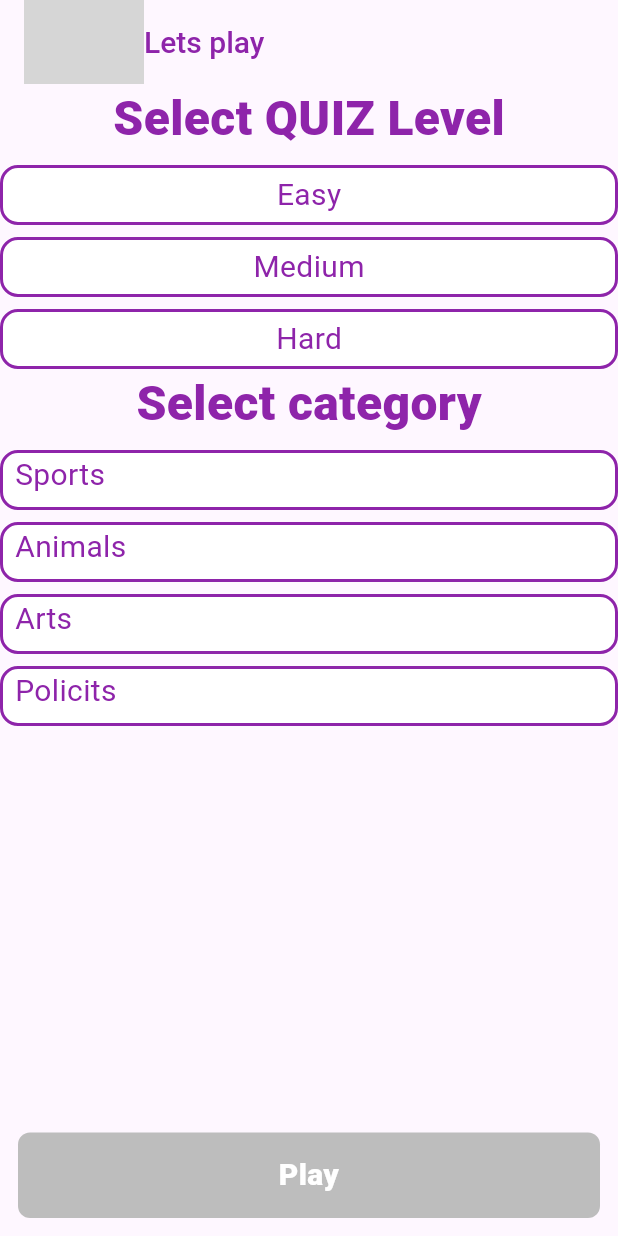
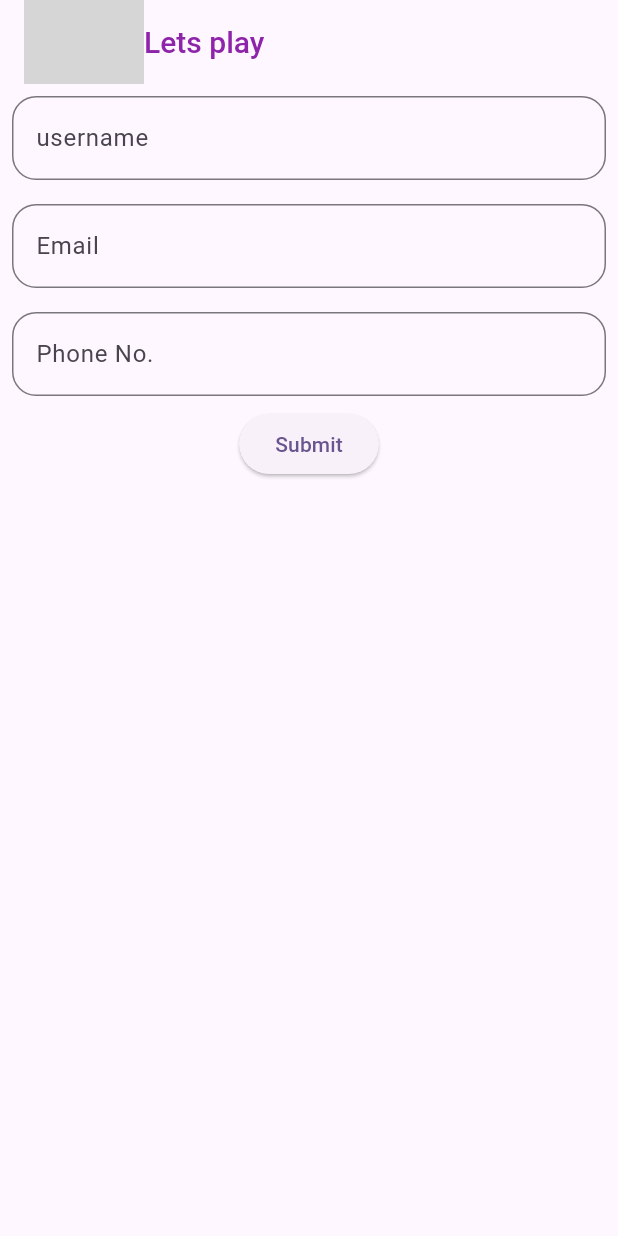
Before and after one commit to anisha00/Flutter_Quiz, a Flutter app: the screen it shows after launch, on a phone screen of 412 x 824 dp. Run offline on Flutter 3.47's test engine with Material 2 defaults, Android fonts, the phone set to English and light mode, and no system bars; grey boxes are pictures that could not be loaded.

Commit message:
third commit

```diff
--- a/quiz_app/lib/QuizProvider.dart
+++ b/quiz_app/lib/QuizProvider.dart
@@ -46,8 +46,8 @@ class QuizProvider with ChangeNotifier {
       _app_state = App_State.IS_LOADING;
       notifyListeners();
       var url = Uri.https('opentdb.com', '/api.php', {
-        'amount': '10',
-        'category': '21',
+        'amount': '20',
+        'category': '32',
         'difficulty': 'medium',
         'type': 'multiple'
       });
--- /dev/null
+++ b/quiz_app/lib/UserInfoScreen.dart
@@ -0,0 +1,111 @@
+import 'package:flutter/material.dart';
+import 'package:quiz_app/QuestionEntry.dart';
+
+class UserInfoScreen extends StatelessWidget {
+  final GlobalKey<FormState> _formKey = new GlobalKey<FormState>();
+  UserInfoScreen({Key? key}) : super(key: key);
+
+  @override
+  Widget build(BuildContext context) {
+    return Scaffold(
+      appBar: AppBar(
+        title: Row(
+          children: [
+            Image.asset(
+              'quiz.jpg',
+              width: 80,
+            ),
+            Center(
+              child: Text(
+                'Lets play',
+                style: TextStyle(
+                    fontSize: 20,
+                    fontWeight: FontWeight.w500,
+                    color: Colors.purple.shade600),
+              ),
+            )
+          ],
+        ),
+        shadowColor: Colors.purple,
+      ),
+      body: Form(
+        key: _formKey,
+        child: Column(
+          children: [
+            Container(
+              child: Padding(
+                padding: const EdgeInsets.all(8.0),
+                child: TextFormField(
+                  validator: (value) {
+                    if (value!.isEmpty) {
+                      return 'Please enter unserName';
+                    }
+                    return null;
+                  },
+                  decoration: InputDecoration(
+                    label: Text("username"),
+                    hintText: "Enter your userename",
+                    border: OutlineInputBorder(
+                        borderRadius: BorderRadius.circular(16)),
+                  ),
+                ),
+              ),
+            ),
+            Container(
+              child: Padding(
+                padding: const EdgeInsets.all(8.0),
+                child: TextFormField(
+                  validator: (value) {
+                    final bool emailValid = RegExp(
+                            r'^(([^<>()[\]\\.,;:\s@\"]+(\.[^<>()[\]\\.,;:\s@\"]+)*)|(\".+\"))@((\[[0-9]{1,3}\.[0-9]{1,3}\.[0-9]{1,3}\.[0-9]{1,3}\])|(([a-zA-Z\-0-9]+\.)+[a-zA-Z]{2,}))$')
+                        .hasMatch(value!);
+                    if (value!.isEmpty) {
+                      return 'Please enter Email';
+                    } else if (emailValid == false) {
+                      return 'please enter valid email';
+                    }
+                    return null;
+                  },
+                  decoration: InputDecoration(
+                    label: Text("Email"),
+                    hintText: "Enter your email",
+                    border: OutlineInputBorder(
+                        borderRadius: BorderRadius.circular(16)),
+                  ),
+                ),
+              ),
+            ),
+            Container(
+              child: Padding(
+                padding: const EdgeInsets.all(8.0),
+                child: TextFormField(
+                  validator: (value) {
+                    final bool phoneValid =
+                        RegExp(r'(^(?:[+0]9)?[0-9]{10,12}$)').hasMatch(value!);
+                    if (value!.isEmpty) {
+                      return 'Please enter Phone Number';
+                    } else if (phoneValid == false) {
+                      return 'Please enter valid numbers';
+                    }
+                    return null;
+                  },
+                  decoration: InputDecoration(
+                    label: Text("Phone No."),
+                    hintText: "Enter your Phone number",
+                    border: OutlineInputBorder(
+                        borderRadius: BorderRadius.circular(16)),
+                  ),
+                ),
+              ),
+            ),
+            ElevatedButton(
+                onPressed: () => {
+                      if (_formKey.currentState!.validate()) debugPrint("Valid")
+                    },
+                child: Text("Submit"))
+          ],
+        ),
+      ),
+    );
+  }
+}
--- a/quiz_app/lib/main.dart
+++ b/quiz_app/lib/main.dart
@@ -3,6 +3,7 @@ import 'package:provider/provider.dart';
 import 'package:quiz_app/QuestionEntry.dart';
 import 'package:quiz_app/QuizProvider.dart';
 import 'package:quiz_app/QuizScreenCard.dart';
+import 'package:quiz_app/UserInfoScreen.dart';
 import 'package:quiz_app/questionHome.dart';
 
 void main() {
@@ -23,7 +24,7 @@ class MyApp extends StatelessWidget {
         colorScheme: ColorScheme.fromSeed(seedColor: Colors.deepPurple),
         useMaterial3: true,
       ),
-      home: QuestionEntry(),
+      home: UserInfoScreen(),
     );
   }
 }
```
